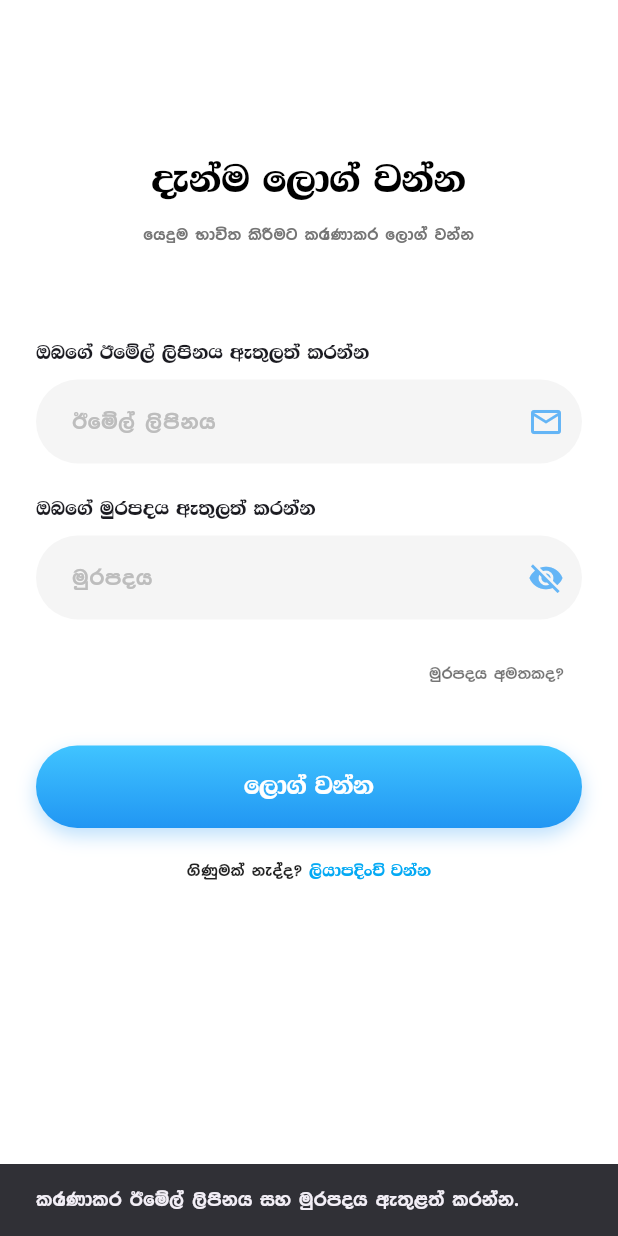
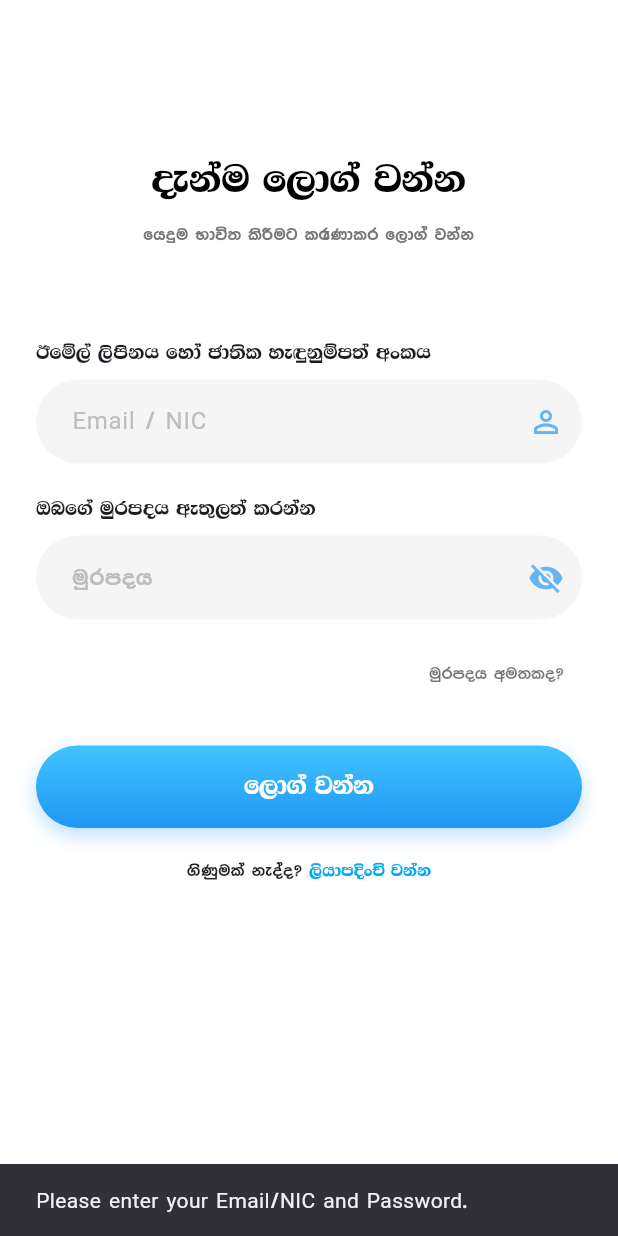
Before and after one commit to Office-Organization/LankaLink, a Flutter app: the screen it shows after launch, after a tap on "ලොග් වන්න", on a phone screen of 412 x 824 dp. Run offline on Flutter 3.47's test engine with Material 3 defaults, Android fonts, the phone set to English and light mode, and no system bars; our stand-ins replace cloud_firestore, firebase_auth, firebase_core; accounts and stored records are empty.

Commit message:
after added the auth file and modified the main file

```diff
--- a/lib/screens/auth/login_screen.dart
+++ b/lib/screens/auth/login_screen.dart
@@ -3,7 +3,7 @@ import 'package:lankalink/core/admin_dashboard_screen.dart';
 import 'package:lankalink/screens/auth/login_view_model.dart';
 import 'package:provider/provider.dart';
 import 'signup_screen.dart';
-import '../dashboard/dashboard_screen.dart'; // අලුතින් සෑදූ Dashboard එක Import කිරීම
+import '../dashboard/dashboard_screen.dart';
 
 class LoginScreen extends StatefulWidget {
   const LoginScreen({super.key});
@@ -13,14 +13,14 @@ class LoginScreen extends StatefulWidget {
 }
 
 class _LoginScreenState extends State<LoginScreen> {
-  final TextEditingController _emailController = TextEditingController();
+  final TextEditingController _loginIdController = TextEditingController();
   final TextEditingController _passwordController = TextEditingController();
 
   bool _obscurePassword = true;
 
   @override
   void dispose() {
-    _emailController.dispose();
+    _loginIdController.dispose();
     _passwordController.dispose();
     super.dispose();
   }
@@ -28,28 +28,34 @@ class _LoginScreenState extends State<LoginScreen> {
   Future<void> _loginUser() async {
     final vm = context.read<LoginViewModel>();
     final success = await vm.login(
-      _emailController.text.trim(),
+      _loginIdController.text.trim(),
       _passwordController.text.trim(),
     );
 
     if (mounted) {
       if (success) {
-        ScaffoldMessenger.of(
-          context,
-        ).showSnackBar(const SnackBar(content: Text('ඔබ සාර්ථකව ලොග් විය!')));
+        ScaffoldMessenger.of(context).showSnackBar(
+          const SnackBar(content: Text('Login Successful!')),
+        );
 
-        final page = vm.user!.isAdmin
-            ? const AdminDashboardScreen()
-            : const DashboardScreen();
+        Widget page;
+
+        // Check the explicit role we grabbed directly from Firestore data
+        if (vm.userRole == 'admin') {
+          page = const AdminDashboardScreen();
+        } else {
+          // If role is 'data collector' or anything else, route to standard dashboard
+          page = const DashboardScreen();
+        }
 
         Navigator.of(context).pushAndRemoveUntil(
           MaterialPageRoute(builder: (context) => page),
           (route) => false,
         );
       } else if (vm.error != null) {
-        ScaffoldMessenger.of(
-          context,
-        ).showSnackBar(SnackBar(content: Text(vm.error!)));
+        ScaffoldMessenger.of(context).showSnackBar(
+          SnackBar(content: Text(vm.error!)),
+        );
       }
     }
   }
@@ -89,7 +95,7 @@ class _LoginScreenState extends State<LoginScreen> {
               ),
               const SizedBox(height: 60),
               const Text(
-                'ඔබගේ ඊමේල් ලිපිනය ඇතුලත් කරන්න',
+                'ඊමේල් ලිපිනය හෝ ජාතික හැඳුනුම්පත් අංකය',
                 style: TextStyle(
                   fontFamily: 'UNSamantha',
                   fontSize: 14,
@@ -98,15 +104,15 @@ class _LoginScreenState extends State<LoginScreen> {
               ),
               const SizedBox(height: 8),
               TextField(
-                controller: _emailController,
-                keyboardType: TextInputType.emailAddress,
+                controller: _loginIdController,
+                keyboardType: TextInputType.text,
                 decoration: InputDecoration(
-                  hintText: 'ඊමේල් ලිපිනය',
+                  hintText: 'Email / NIC',
                   hintStyle: TextStyle(color: Colors.grey.shade400),
                   filled: true,
                   fillColor: Colors.grey.shade100,
                   suffixIcon: Icon(
-                    Icons.email_outlined,
+                    Icons.person_outline,
                     color: Colors.blue.shade300,
                   ),
                   border: OutlineInputBorder(
--- a/lib/screens/auth/login_view_model.dart
+++ b/lib/screens/auth/login_view_model.dart
@@ -7,15 +7,16 @@ import '../../data/auth_repository.dart';
 
 class LoginViewModel extends ChangeNotifier {
   LoginViewModel(this._auth);
-  final AuthRepository _auth; // Not used directly, but good practice to keep
+  final AuthRepository _auth;
 
   bool isLoading = false;
   String? error;
   AppUser? user;
+  String? userRole; // Added to temporarily hold the role directly from Firestore
 
-  Future<bool> login(String email, String password) async {
-    if (email.isEmpty || password.isEmpty) {
-      error = 'කරුණාකර ඊමේල් ලිපිනය සහ මුරපදය ඇතුළත් කරන්න.';
+  Future<bool> login(String loginId, String password) async {
+    if (loginId.isEmpty || password.isEmpty) {
+      error = 'Please enter your Email/NIC and Password.';
       notifyListeners();
       return false;
     }
@@ -23,11 +24,35 @@ class LoginViewModel extends ChangeNotifier {
     isLoading = true;
     error = null;
     user = null;
+    userRole = null;
     notifyListeners();
 
     try {
+      String loginEmail = loginId;
+
+      // Check if the input is an NIC (assuming NIC does not contain '@')
+      if (!loginId.contains('@')) {
+        // Find the user document by NIC in Firestore
+        final userQuery = await FirebaseFirestore.instance
+            .collection('users')
+            .where('nic', isEqualTo: loginId)
+            .limit(1)
+            .get();
+
+        if (userQuery.docs.isEmpty) {
+          error = 'No account found for this NIC.';
+          isLoading = false;
+          notifyListeners();
+          return false;
+        }
+
+        // Retrieve the corresponding email for this NIC
+        loginEmail = userQuery.docs.first.data()['email'];
+      }
+
+      // Proceed to authenticate with FirebaseAuth using the resolved email
       final credential = await FirebaseAuth.instance.signInWithEmailAndPassword(
-        email: email,
+        email: loginEmail,
         password: password,
       );
 
@@ -36,32 +61,40 @@ class LoginViewModel extends ChangeNotifier {
         throw AppException('Login failed, user not found.');
       }
 
+      // Fetch the full user details from Firestore
       final userDoc = await FirebaseFirestore.instance
           .collection('users')
           .doc(firebaseUser.uid)
           .get();
 
-      if (!userDoc.exists) {
+      if (!userDoc.exists || userDoc.data() == null) {
         await FirebaseAuth.instance.signOut();
         throw AppException('No user record found. Access denied.');
       }
 
-      user = AppUser.fromMap(firebaseUser.uid, userDoc.data()!);
+      final data = userDoc.data()!;
+
+      // EXPLICITLY grab the 'role' directly from the Firestore document data
+      userRole = data['role']?.toString();
+
+      // Parse Firestore data into the AppUser model
+      user = AppUser.fromMap(firebaseUser.uid, data);
       return true;
+
     } on FirebaseAuthException catch (e, stackTrace) {
       debugPrint('FirebaseAuthException during login: ${e.code}\n$stackTrace');
       if (e.code == 'user-not-found' ||
           e.code == 'wrong-password' ||
           e.code == 'invalid-credential') {
-        error = 'ඔබ ඇතුළත් කළ ඊමේල් ලිපිනය හෝ මුරපදය වැරදියි.';
+        error = 'Invalid credentials provided.';
       } else {
-        error = 'දෝෂයක් මතු විය: ${e.message ?? e.code}';
+        error = 'An error occurred: ${e.message ?? e.code}';
       }
       return false;
     } catch (e, stackTrace) {
       debugPrint('Generic error during login: $e');
       debugPrint(stackTrace.toString());
-      error = 'ලොග් වීමේදී දෝෂයක් මතු විය.';
+      error = 'An error occurred during login.';
       return false;
     } finally {
       isLoading = false;
```
Also changed, not shown: lib/main.dart (+5 -7 lines), lib/screens/auth/auth_gate.dart (added, +65 -0 lines).
